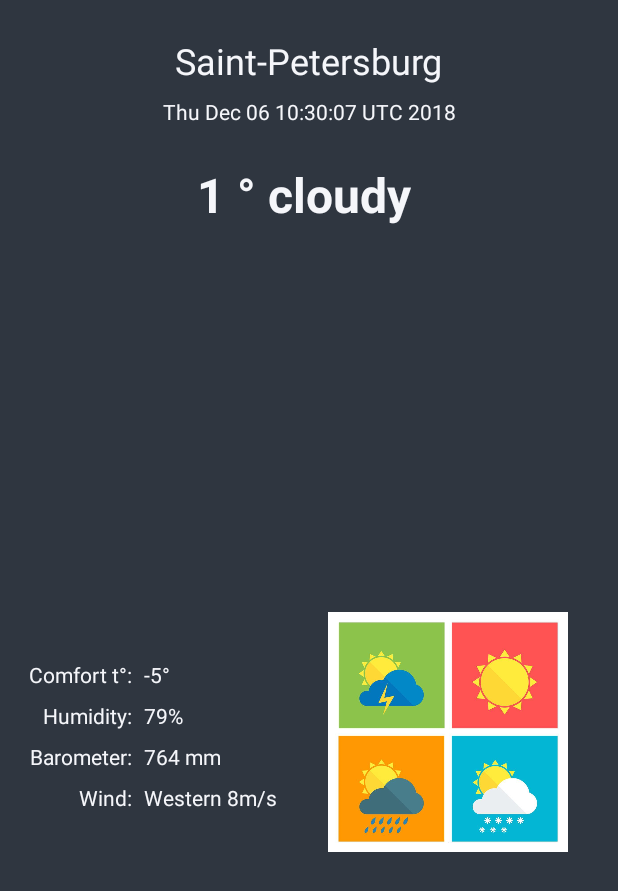
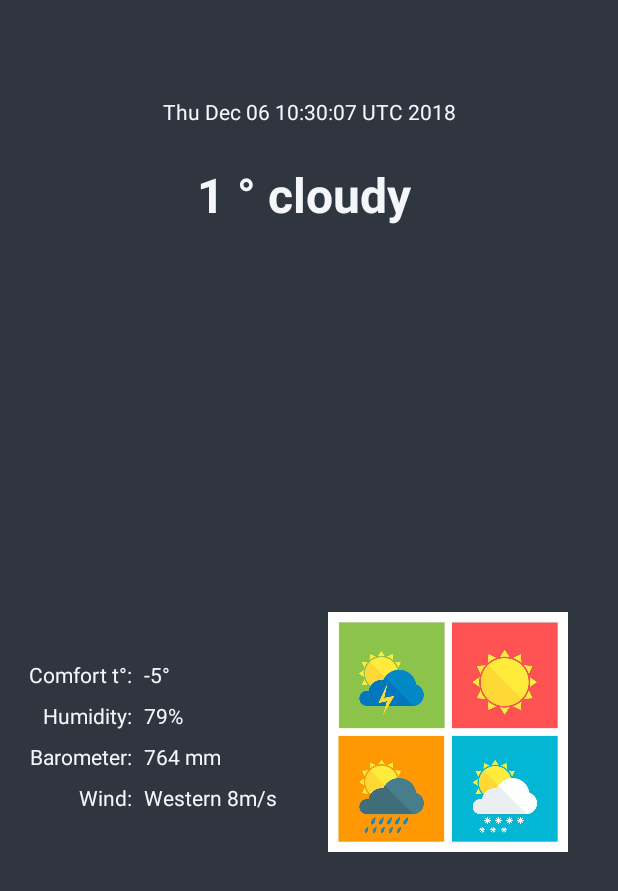
Before and after one commit to YatsekK/Weather, an Android app: the screen it shows after launch (CurrentWeatherDetailActivity), after a tap on "SHOW WEATHER", on a phone screen of 412 x 824 dp. Shown: the top 891 px of the screen. Run offline under Robolectric (Android 15) with nearby library versions, the phone set to English and light mode, and no system bars.

Commit message:
Passing name of the city to CurrentWeatherDetailActivity.

```diff
--- a/app/src/main/java/yatsekk/example/com/weather/CurrentWeatherDetailActivity.java
+++ b/app/src/main/java/yatsekk/example/com/weather/CurrentWeatherDetailActivity.java
@@ -1,5 +1,6 @@
 package yatsekk.example.com.weather;
 
+import android.content.Intent;
 import android.os.Bundle;
 import android.support.v7.app.AppCompatActivity;
 import android.util.Log;
@@ -12,11 +13,17 @@ public class CurrentWeatherDetailActivity extends AppCompatActivity {
 
     private static final String TAG = "CurrentWeatherDetail";
     private Date date = new Date();
+    private TextView cityLocated;
 
     @Override
     protected void onCreate(Bundle savedInstanceState) {
         super.onCreate(savedInstanceState);
         setContentView(R.layout.activity_current_weather_detail);
+
+        cityLocated = findViewById(R.id.city_located);
+        Intent intent = getIntent();
+        String cityLocatedName = intent.getStringExtra("city");
+        cityLocated.setText(cityLocatedName);
 
         TextView dateTime = findViewById(R.id.date_and_time);
         dateTime.setText(date.toString());
--- a/app/src/main/java/yatsekk/example/com/weather/StartActivity.java
+++ b/app/src/main/java/yatsekk/example/com/weather/StartActivity.java
@@ -5,21 +5,27 @@ import android.os.Bundle;
 import android.support.v7.app.AppCompatActivity;
 import android.view.View;
 import android.widget.Button;
+import android.widget.EditText;
 
 public class StartActivity extends AppCompatActivity {
 
     private Button showWeatherButton;
+    private EditText cityNameEditText;
 
     @Override
     protected void onCreate(Bundle savedInstanceState) {
         super.onCreate(savedInstanceState);
         setContentView(R.layout.activity_start);
 
+        cityNameEditText = findViewById(R.id.city_editText);
+
         showWeatherButton = findViewById(R.id.show_weather_button);
         showWeatherButton.setOnClickListener(new View.OnClickListener() {
             @Override
             public void onClick(View v) {
                 Intent intent = new Intent(getApplicationContext(), CurrentWeatherDetailActivity.class);
+                String cityName = cityNameEditText.getText().toString();
+                intent.putExtra("city", cityName);
                 startActivity(intent);
             }
         });
--- a/app/src/main/res/layout/activity_current_weather_detail.xml
+++ b/app/src/main/res/layout/activity_current_weather_detail.xml
@@ -14,7 +14,6 @@
         android:layout_marginStart="@dimen/default_margin"
         android:layout_marginTop="24dp"
         android:layout_marginEnd="@dimen/default_margin"
-        android:text="@string/city_located"
         android:textColor="@color/text_color"
         android:textSize="24sp"
         app:layout_constraintEnd_toEndOf="parent"
@@ -128,7 +127,6 @@
         android:layout_width="wrap_content"
         android:layout_height="wrap_content"
         android:layout_marginTop="8dp"
-        android:text="TextView"
         android:textColor="@color/text_color"
         app:layout_constraintEnd_toEndOf="parent"
         app:layout_constraintStart_toStartOf="parent"
```
